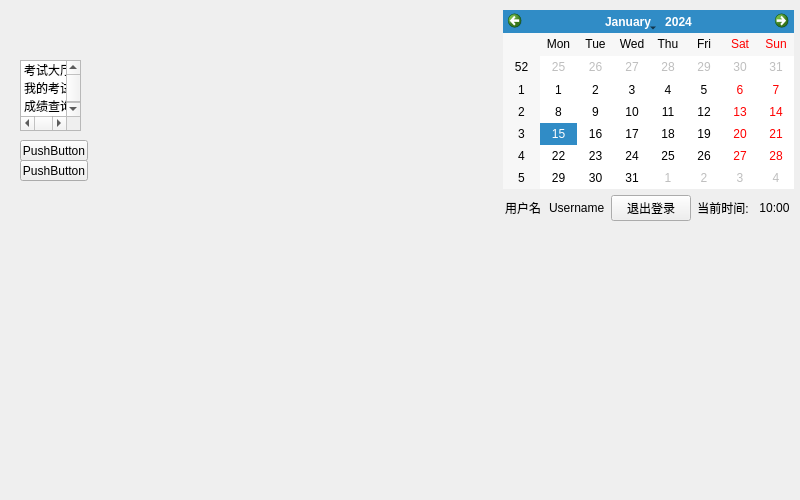
This is project_testing_0302/mainmenuwidget.ui in MatthewVork/project_testing_0302 as Qt 5 draws it before an edit. The edited form follows.
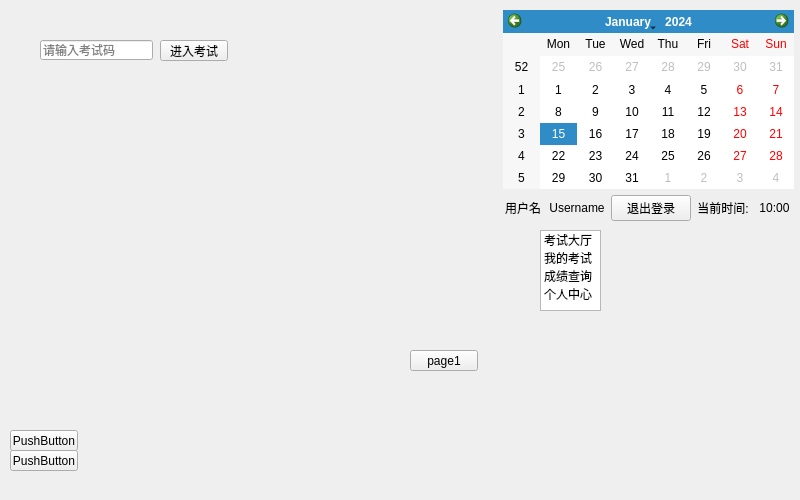
This is the edited form.

Commit message: 添加了进进入考试的逻辑，还需要进入后考试的逻辑和界面设计

Patch:
```diff
--- a/project_testing_0302/mainmenuwidget.ui
+++ b/project_testing_0302/mainmenuwidget.ui
@@ -16,8 +16,8 @@
   <widget class="QPushButton" name="pushButton_2">
    <property name="geometry">
     <rect>
-     <x>20</x>
-     <y>160</y>
+     <x>10</x>
+     <y>450</y>
      <width>68</width>
      <height>21</height>
     </rect>
@@ -29,8 +29,8 @@
   <widget class="QPushButton" name="pushButton">
    <property name="geometry">
     <rect>
-     <x>20</x>
-     <y>140</y>
+     <x>10</x>
+     <y>430</y>
      <width>68</width>
      <height>21</height>
     </rect>
@@ -42,10 +42,10 @@
   <widget class="QListWidget" name="listWidget">
    <property name="geometry">
     <rect>
-     <x>20</x>
-     <y>60</y>
+     <x>540</x>
+     <y>230</y>
      <width>61</width>
-     <height>71</height>
+     <height>81</height>
     </rect>
    </property>
    <item>
@@ -69,7 +69,7 @@
     </property>
    </item>
   </widget>
-  <widget class="QWidget" name="">
+  <widget class="QWidget" name="layoutWidget">
    <property name="geometry">
     <rect>
      <x>503</x>
@@ -99,6 +99,9 @@
         <property name="text">
          <string>Username</string>
         </property>
+        <property name="alignment">
+         <set>Qt::AlignmentFlag::AlignCenter</set>
+        </property>
        </widget>
       </item>
       <item>
@@ -132,6 +135,118 @@
     </item>
    </layout>
   </widget>
+  <widget class="QStackedWidget" name="stackedWidget">
+   <property name="geometry">
+    <rect>
+     <x>20</x>
+     <y>10</y>
+     <width>471</width>
+     <height>371</height>
+    </rect>
+   </property>
+   <property name="currentIndex">
+    <number>0</number>
+   </property>
+   <widget class="QWidget" name="page1">
+    <widget class="QPushButton" name="pushButton_3">
+     <property name="geometry">
+      <rect>
+       <x>390</x>
+       <y>340</y>
+       <width>68</width>
+       <height>21</height>
+      </rect>
+     </property>
+     <property name="text">
+      <string>page1</string>
+     </property>
+    </widget>
+    <widget class="QPushButton" name="btn_joinExam">
+     <property name="geometry">
+      <rect>
+       <x>140</x>
+       <y>30</y>
+       <width>68</width>
+       <height>21</height>
+      </rect>
+     </property>
+     <property name="text">
+      <string>进入考试</string>
+     </property>
+    </widget>
+    <widget class="QLineEdit" name="lineEdit_examCode">
+     <property name="geometry">
+      <rect>
+       <x>20</x>
+       <y>30</y>
+       <width>113</width>
+       <height>20</height>
+      </rect>
+     </property>
+     <property name="placeholderText">
+      <string>请输入考试码</string>
+     </property>
+    </widget>
+   </widget>
+   <widget class="QWidget" name="page3">
+    <widget class="QPushButton" name="pushButton_4">
+     <property name="geometry">
+      <rect>
+       <x>90</x>
+       <y>130</y>
+       <width>68</width>
+       <height>21</height>
+      </rect>
+     </property>
+     <property name="text">
+      <string>page2</string>
+     </property>
+    </widget>
+   </widget>
+   <widget class="QWidget" name="page4">
+    <widget class="QPushButton" name="pushButton_5">
+     <property name="geometry">
+      <rect>
+       <x>60</x>
+       <y>200</y>
+       <width>68</width>
+       <height>21</height>
+      </rect>
+     </property>
+     <property name="text">
+      <string>page3</string>
+     </property>
+    </widget>
+   </widget>
+   <widget class="QWidget" name="page2">
+    <widget class="QPushButton" name="pushButton_6">
+     <property name="geometry">
+      <rect>
+       <x>400</x>
+       <y>340</y>
+       <width>68</width>
+       <height>21</height>
+      </rect>
+     </property>
+     <property name="text">
+      <string>page4</string>
+     </property>
+    </widget>
+    <widget class="QPushButton" name="pushButton_7">
+     <property name="geometry">
+      <rect>
+       <x>20</x>
+       <y>10</y>
+       <width>68</width>
+       <height>21</height>
+      </rect>
+     </property>
+     <property name="text">
+      <string>修改密码</string>
+     </property>
+    </widget>
+   </widget>
+  </widget>
  </widget>
  <resources/>
  <connections/>
```
Left out of the diff: 2 changed lines with no effect on the pictures. The commit also changes 32 other files.
